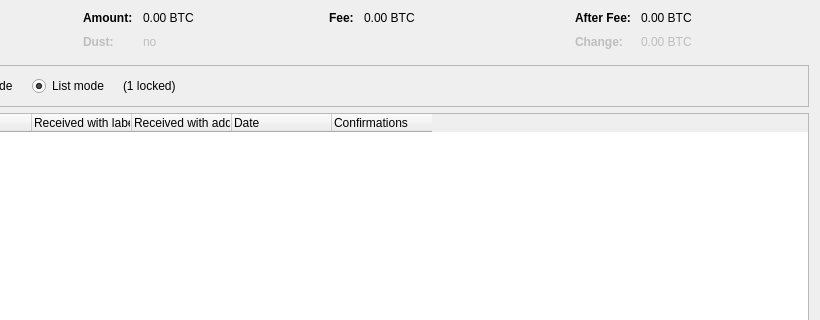
The window that src/qt/forms/coincontroldialog.ui (mraksoll4/litecoinfinance2) describes before a commit, drawn with Qt 5; both pictures show x 180 to 1000 and y 0 to 320 of the 1000 by 500 pixel window.
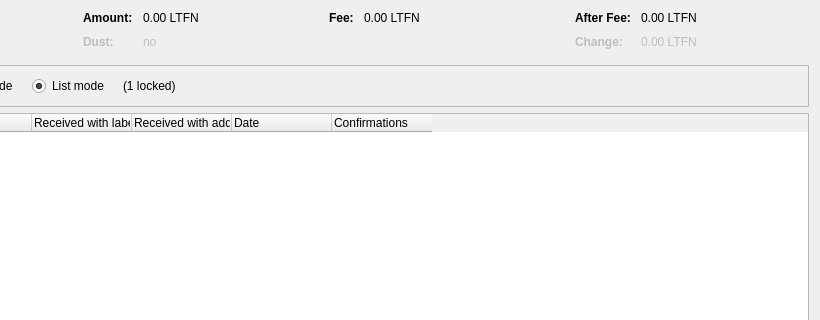
The same window after the commit. Custom widgets are drawn as their Qt base class.

Commit message:
Mass change BTC to LTFN.
Mass change BTC to LTFN.

```diff
--- a/src/qt/forms/coincontroldialog.ui
+++ b/src/qt/forms/coincontroldialog.ui
@@ -132,7 +132,7 @@
           <enum>Qt::ActionsContextMenu</enum>
          </property>
          <property name="text">
-          <string notr="true">0.00 BTC</string>
+          <string notr="true">0.00 LTFN</string>
          </property>
          <property name="textInteractionFlags">
           <set>Qt::LinksAccessibleByMouse|Qt::TextSelectableByKeyboard|Qt::TextSelectableByMouse</set>
@@ -212,7 +212,7 @@
           <enum>Qt::ActionsContextMenu</enum>
          </property>
          <property name="text">
-          <string notr="true">0.00 BTC</string>
+          <string notr="true">0.00 LTFN</string>
          </property>
          <property name="textInteractionFlags">
           <set>Qt::LinksAccessibleByMouse|Qt::TextSelectableByKeyboard|Qt::TextSelectableByMouse</set>
@@ -257,7 +257,7 @@
           <enum>Qt::ActionsContextMenu</enum>
          </property>
          <property name="text">
-          <string notr="true">0.00 BTC</string>
+          <string notr="true">0.00 LTFN</string>
          </property>
          <property name="textInteractionFlags">
           <set>Qt::LinksAccessibleByMouse|Qt::TextSelectableByKeyboard|Qt::TextSelectableByMouse</set>
@@ -292,7 +292,7 @@
           <enum>Qt::ActionsContextMenu</enum>
          </property>
          <property name="text">
-          <string notr="true">0.00 BTC</string>
+          <string notr="true">0.00 LTFN</string>
          </property>
          <property name="textInteractionFlags">
           <set>Qt::LinksAccessibleByMouse|Qt::TextSelectableByKeyboard|Qt::TextSelectableByMouse</set>
```
The commit also changes 57 other files.
